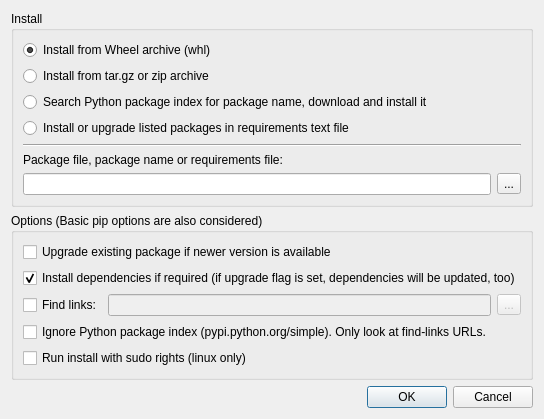
Above: Qitom/ui/dialogPipManagerInstall.ui from itom-project/itom before the change. Below: the same form after it.
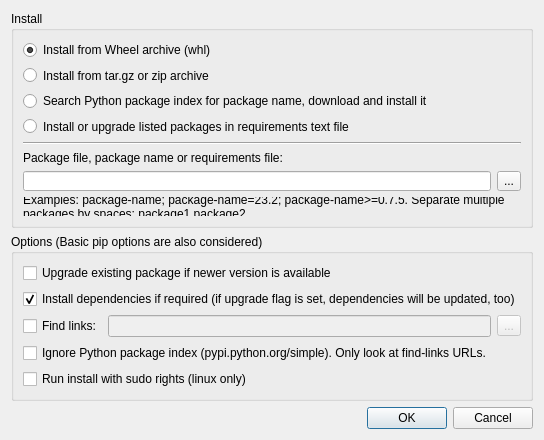
That is the form after the change.

Commit message: dialog pip manager: it is now possible to install multiple packages (space separated list) at once. Clarify different package name syntaxes for this in a label below the text field.

Patch:
```diff
--- a/Qitom/ui/dialogPipManagerInstall.ui
+++ b/Qitom/ui/dialogPipManagerInstall.ui
@@ -6,8 +6,8 @@
    <rect>
     <x>0</x>
     <y>0</y>
-    <width>492</width>
-    <height>381</height>
+    <width>491</width>
+    <height>440</height>
    </rect>
   </property>
   <property name="windowTitle">
@@ -83,6 +83,16 @@
         </item>
        </layout>
       </item>
+      <item>
+       <widget class="QLabel" name="lblPypiHint">
+        <property name="text">
+         <string>Examples: package-name; package-name=23.2; package-name&gt;=0.7.5. Separate multiple packages by spaces: package1 package2 ...</string>
+        </property>
+        <property name="wordWrap">
+         <bool>true</bool>
+        </property>
+       </widget>
+      </item>
      </layout>
     </widget>
    </item>
```
The commit also changes 3 other files.
